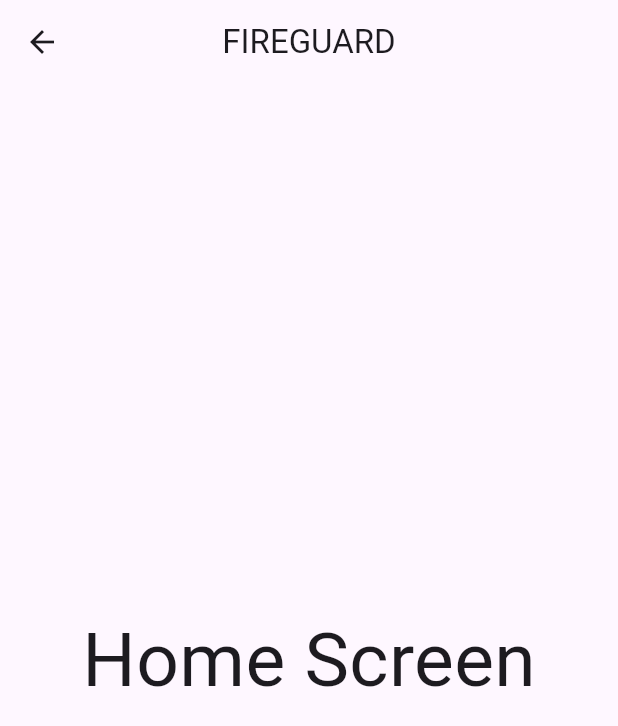
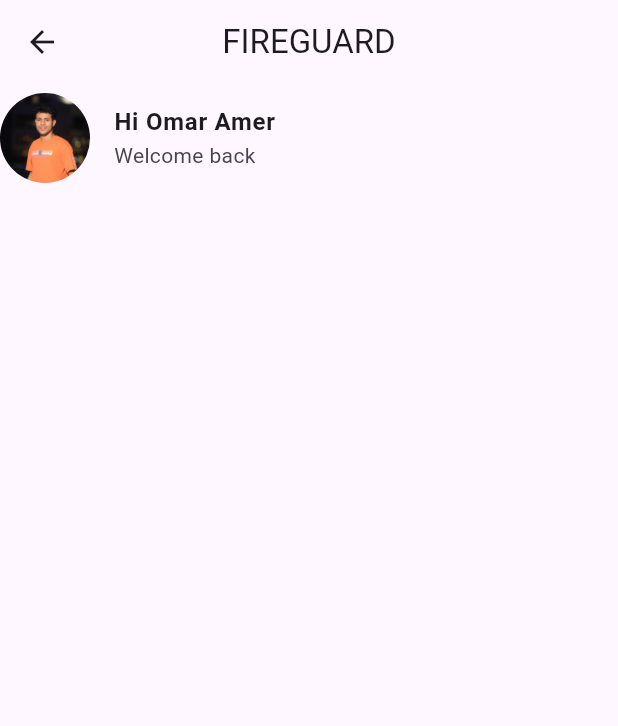
Before and after one commit to omaaramer/fire_detection, a Flutter app: the HomePage screen opened directly, on a phone screen of 412 x 824 dp. Shown: the top 726 px of the screen. Run offline on Flutter 3.47's test engine with Material 3 defaults, Android fonts, the phone set to English and light mode, and no system bars; our stand-ins replace firebase_auth, firebase_core, google_nav_bar, google_sign_in, modal_progress_hud_nsn; accounts and stored records are empty.

Commit message:
edit home page

```diff
--- a/lib/view/screens/home_page.dart
+++ b/lib/view/screens/home_page.dart
@@ -1,4 +1,6 @@
 import 'package:flutter/material.dart';
+
+import '../../app_images.dart';
 
 class HomePage extends StatefulWidget {
   const HomePage({super.key});
@@ -12,15 +14,38 @@ class _HomePageState extends State<HomePage> {
   @override
   Widget build(BuildContext context) {
     return Scaffold(
-      appBar: AppBar(
-        centerTitle: true,
-        title: const Text('FIREGUARD'),
-      ),
-      body: const Center(
-          child: Text(
-        "Home Screen",
-        style: TextStyle(fontSize: 50),
-      )),
-    );
+        appBar: AppBar(
+          centerTitle: true,
+          title: const Text('FIREGUARD'),
+        ),
+        body: Column(
+          children: [
+            Row(
+              children: [
+                Container(
+                  width: 60,
+                  height: 60,
+                  child: ClipRRect(
+                    borderRadius: BorderRadius.circular(60),
+                    child: Image.asset(
+                      Assets.imagesOmaar,
+                      fit: BoxFit.cover,
+                    ),
+                  ),
+                ),
+                const Expanded(
+                    child: ListTile(
+                  title: Text(
+                    "Hi Omar Amer",
+                    style: TextStyle(
+                      fontWeight: FontWeight.bold,
+                    ),
+                  ),
+                  subtitle: Text("Welcome back"),
+                ))
+              ],
+            ),
+          ],
+        ));
   }
 }
--- a/lib/view/screens/setting.dart
+++ b/lib/view/screens/setting.dart
@@ -81,7 +81,7 @@ class AlarmScreen extends StatelessWidget {
       )),
       body: const Center(
           child: Text(
-        "Alarm Screen",
+        "Setting Screen",
         style: TextStyle(fontSize: 50),
       )),
     );
```
Also changed, not shown: lib/constants/expan_item_list.dart (+36 -15 lines), lib/view/widgets/custonm_expanTile_widget.dart (+11 -2 lines).
